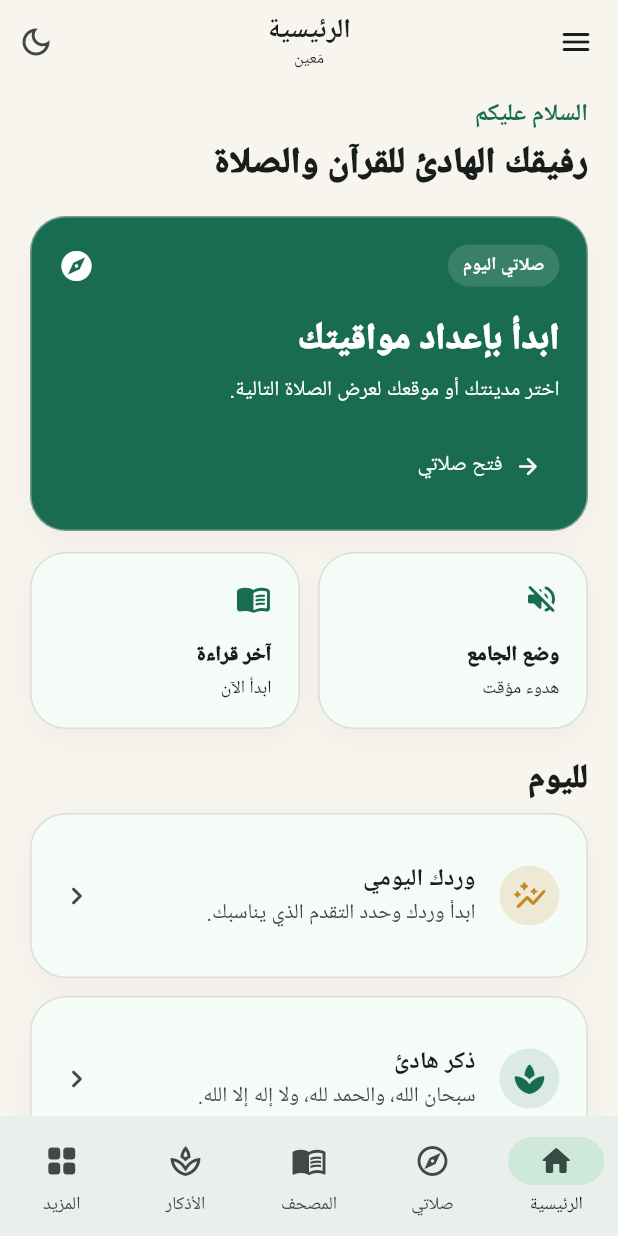
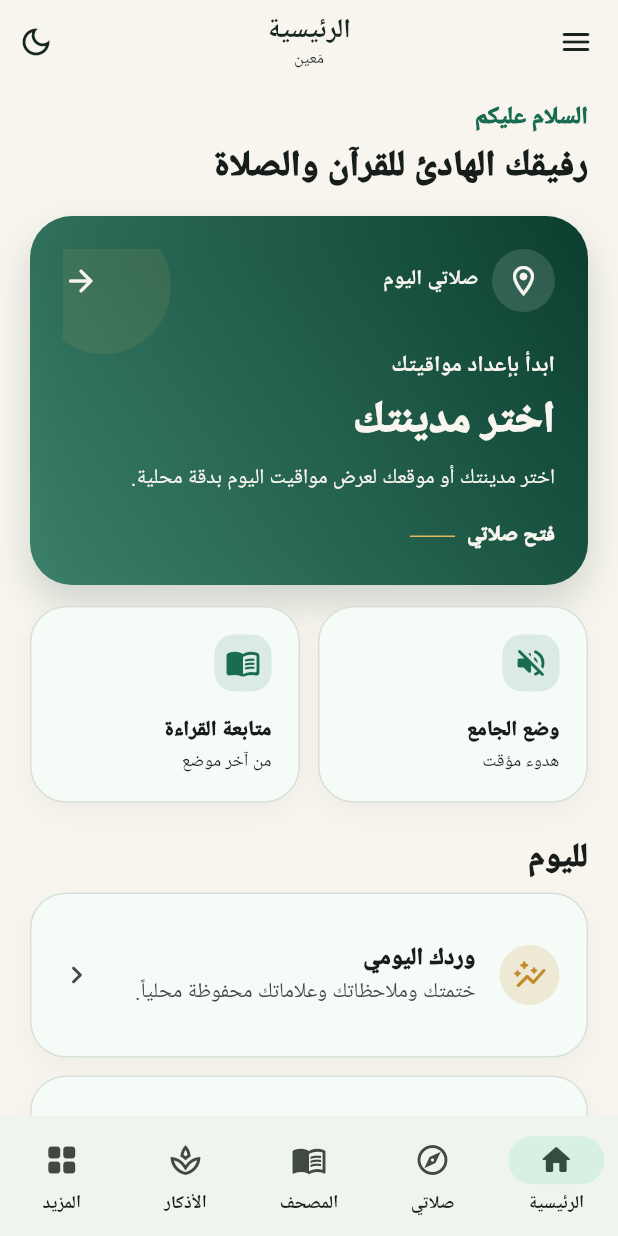
Before and after one commit to devmhsapps/noor-quran-masjid-mode, a Flutter app: the screen it shows after launch, on a phone screen of 412 x 824 dp. Run offline on Flutter 3.47's test engine with Material 3 defaults, Android fonts, the phone set to English and light mode, and no system bars; our stand-ins replace adhan, hijri, permission_handler, shared_preferences; Roboto replaces fonts that are missing (sans).

Commit message:
feat: rebuild Mueen home experience

```diff
--- a/lib/main.dart
+++ b/lib/main.dart
@@ -42,12 +42,16 @@ class _MueenAppState extends State<MueenApp> {
         fontFamily: 'sans',
         colorScheme: ColorScheme.fromSeed(seedColor: seed, brightness: Brightness.light),
         scaffoldBackgroundColor: const Color(0xFFF8F5EE),
+        appBarTheme: const AppBarTheme(backgroundColor: Color(0xFFF8F5EE), foregroundColor: Color(0xFF17251F), elevation: 0, surfaceTintColor: Colors.transparent),
+        navigationBarTheme: NavigationBarThemeData(backgroundColor: const Color(0xFFF0F4EF), indicatorColor: const Color(0xFFD6F0E2), labelTextStyle: WidgetStateProperty.all(const TextStyle(fontWeight: FontWeight.w800, fontSize: 12))),
       ),
       darkTheme: ThemeData(
         useMaterial3: true,
         fontFamily: 'sans',
         colorScheme: ColorScheme.fromSeed(seedColor: const Color(0xFF76C79F), brightness: Brightness.dark),
         scaffoldBackgroundColor: const Color(0xFF0B1713),
+        appBarTheme: const AppBarTheme(backgroundColor: Color(0xFF0B1713), foregroundColor: Color(0xFFF2F4EE), elevation: 0, surfaceTintColor: Colors.transparent),
+        navigationBarTheme: NavigationBarThemeData(backgroundColor: const Color(0xFF10221B), indicatorColor: const Color(0xFF1D513C), labelTextStyle: WidgetStateProperty.all(const TextStyle(fontWeight: FontWeight.w800, fontSize: 12))),
       ),
       home: Directionality(
         textDirection: TextDirection.rtl,
@@ -665,54 +669,95 @@ class _HomeTab extends StatelessWidget {
   @override
   Widget build(BuildContext context) {
     final theme = Theme.of(context);
+    final schedule = PrayerCalculator.forCity(city);
     return ListView(
-      padding: const EdgeInsets.fromLTRB(20, 8, 20, 24),
+      padding: const EdgeInsets.fromLTRB(20, 10, 20, 28),
       children: [
-        Text('السلام عليكم', style: theme.textTheme.titleMedium?.copyWith(color: theme.colorScheme.primary, fontWeight: FontWeight.w800)),
-        const SizedBox(height: 4),
-        Text('رفيقك الهادئ للقرآن والصلاة', style: theme.textTheme.headlineSmall?.copyWith(fontWeight: FontWeight.w900)),
+        Text('السلام عليكم', style: theme.textTheme.titleMedium?.copyWith(color: theme.colorScheme.primary, fontWeight: FontWeight.w900)),
+        const SizedBox(height: 5),
+        Text('رفيقك الهادئ للقرآن والصلاة', style: theme.textTheme.headlineSmall?.copyWith(fontWeight: FontWeight.w900, height: 1.22)),
         const SizedBox(height: 18),
-        _MueenCard(
-          color: theme.colorScheme.primary,
-          foreground: theme.colorScheme.onPrimary,
-          child: Column(crossAxisAlignment: CrossAxisAlignment.start, children: [
-            Row(mainAxisAlignment: MainAxisAlignment.spaceBetween, children: [
-              _ChipLabel(label: 'صلاتي اليوم'),
-              Icon(Icons.explore_rounded, color: theme.colorScheme.onPrimary),
-            ]),
-            const SizedBox(height: 18),
-            const Text('ابدأ بإعداد مواقيتك', style: TextStyle(fontSize: 24, fontWeight: FontWeight.w900)),
-            const SizedBox(height: 6),
-            Text(city == 'اختر المدينة' ? 'اختر مدينتك أو موقعك لعرض الصلاة التالية.' : 'المدينة المختارة: $city'),
-            const SizedBox(height: 16),
-            TextButton.icon(onPressed: onOpenPrayer, icon: const Icon(Icons.arrow_back_rounded), label: const Text('فتح صلاتي'), style: TextButton.styleFrom(foregroundColor: theme.colorScheme.onPrimary)),
-          ]),
-        ),
+        _PrayerHeroCard(schedule: schedule, city: city, onOpenPrayer: onOpenPrayer),
         const SizedBox(height: 14),
         Row(children: [
           Expanded(child: _ActionTile(icon: Icons.volume_off_rounded, title: 'وضع الجامع', subtitle: 'هدوء مؤقت', onTap: onOpenMasjid)),
           const SizedBox(width: 12),
-          Expanded(child: _ActionTile(icon: Icons.menu_book_rounded, title: 'آخر قراءة', subtitle: 'ابدأ الآن', onTap: onOpenQuran)),
+          Expanded(child: _ActionTile(icon: Icons.menu_book_rounded, title: 'متابعة القراءة', subtitle: 'من آخر موضع', onTap: onOpenQuran)),
         ]),
-        const SizedBox(height: 18),
+        const SizedBox(height: 22),
         Text('لليوم', style: theme.textTheme.titleLarge?.copyWith(fontWeight: FontWeight.w900)),
         const SizedBox(height: 10),
         _MueenCard(child: ListTile(
           contentPadding: EdgeInsets.zero,
           leading: CircleAvatar(backgroundColor: const Color(0xFFC58A28).withValues(alpha: .16), child: const Icon(Icons.auto_graph_rounded, color: Color(0xFFC58A28))),
-          title: const Text('وردك اليومي', style: TextStyle(fontWeight: FontWeight.w800)),
-          subtitle: const Text('ابدأ وردك وحدد التقدم الذي يناسبك.'),
+          title: const Text('وردك اليومي', style: TextStyle(fontWeight: FontWeight.w900)),
+          subtitle: const Text('ختمتك وملاحظاتك وعلاماتك محفوظة محلياً.'),
           trailing: const Icon(Icons.chevron_left_rounded),
+          onTap: onOpenQuran,
         )),
         const SizedBox(height: 12),
         _MueenCard(child: ListTile(
           contentPadding: EdgeInsets.zero,
-          leading: CircleAvatar(backgroundColor: theme.colorScheme.primary.withValues(alpha: .12), child: Icon(Icons.spa_rounded, color: theme.colorScheme.primary)),
-          title: const Text('ذكر هادئ', style: TextStyle(fontWeight: FontWeight.w800)),
-          subtitle: const Text('سبحان الله، والحمد لله، ولا إله إلا الله.'),
+          leading: CircleAvatar(backgroundColor: theme.colorScheme.primary.withValues(alpha: .12), child: Icon(Icons.nights_stay_outlined, color: theme.colorScheme.primary)),
+          title: const Text('ليلتي وصيامي', style: TextStyle(fontWeight: FontWeight.w900)),
+          subtitle: const Text('السحور والإفطار وأوقات الليل بحسب مدينتك.'),
           trailing: const Icon(Icons.chevron_left_rounded),
+          onTap: onOpenPrayer,
         )),
       ],
+    );
+  }
+}
+
+class _PrayerHeroCard extends StatelessWidget {
+  const _PrayerHeroCard({required this.schedule, required this.city, required this.onOpenPrayer});
+
+  final PrayerSchedule? schedule;
+  final String city;
+  final VoidCallback onOpenPrayer;
+
+  @override
+  Widget build(BuildContext context) {
+    final theme = Theme.of(context);
+    final now = DateTime.now();
+    final ready = schedule != null;
+    return InkWell(
+      onTap: onOpenPrayer,
+      borderRadius: BorderRadius.circular(28),
+      child: Container(
+        padding: const EdgeInsets.all(22),
+        decoration: BoxDecoration(
+          gradient: LinearGradient(begin: Alignment.topRight, end: Alignment.bottomLeft, colors: [const Color(0xFF0B3D2E), theme.colorScheme.primary.withValues(alpha: .82)]),
+          borderRadius: BorderRadius.circular(28),
+          boxShadow: [BoxShadow(color: const Color(0xFF0B3D2E).withValues(alpha: .18), blurRadius: 22, offset: const Offset(0, 12))],
+        ),
+        child: Stack(children: [
+          Positioned(left: -18, top: -20, child: Container(width: 90, height: 90, decoration: BoxDecoration(shape: BoxShape.circle, color: const Color(0xFFE4B85F).withValues(alpha: .10)))),
+          Column(crossAxisAlignment: CrossAxisAlignment.start, children: [
+            Row(children: [
+              Container(padding: const EdgeInsets.all(9), decoration: const BoxDecoration(color: Color(0x22FFFFFF), shape: BoxShape.circle), child: Icon(ready ? Icons.schedule_rounded : Icons.location_on_outlined, color: const Color(0xFFF8F5EE))),
+              const SizedBox(width: 9),
+              Expanded(child: Text(ready ? city : 'صلاتي اليوم', style: const TextStyle(color: Color(0xFFF8F5EE), fontWeight: FontWeight.w800))),
+              const Icon(Icons.arrow_back_rounded, color: Color(0xFFF8F5EE)),
+            ]),
+            const SizedBox(height: 24),
+            Text(ready ? 'الصلاة التالية' : 'ابدأ بإعداد مواقيتك', style: const TextStyle(color: Color(0xFFF8F5EE), fontSize: 15, fontWeight: FontWeight.w700)),
+            const SizedBox(height: 5),
+            Text(ready ? schedule!.next.label : 'اختر مدينتك', style: const TextStyle(color: Color(0xFFF8F5EE), fontSize: 29, fontWeight: FontWeight.w900)),
+            const SizedBox(height: 6),
+            Text(
+              ready ? '${PrayerCalculator.formatTime(schedule!.next.time)} • ${PrayerCalculator.remainingLabel(now, schedule!.next.time)}' : 'اختر مدينتك أو موقعك لعرض مواقيت اليوم بدقة محلية.',
+              style: const TextStyle(color: Color(0xFFF8F5EE), height: 1.45),
+            ),
+            const SizedBox(height: 18),
+            Row(children: [
+              const Text('فتح صلاتي', style: TextStyle(color: Color(0xFFF8F5EE), fontWeight: FontWeight.w900)),
+              const SizedBox(width: 8),
+              Container(width: 30, height: 1, color: const Color(0xFFE4B85F)),
+            ]),
+          ]),
+        ]),
+      ),
     );
   }
 }
@@ -1133,14 +1178,14 @@ class _ActionTile extends StatelessWidget {
   Widget build(BuildContext context) => Material(
     color: Colors.transparent,
     child: InkWell(
-      borderRadius: BorderRadius.circular(24),
+      borderRadius: BorderRadius.circular(22),
       onTap: onTap,
       child: _MueenCard(child: Column(crossAxisAlignment: CrossAxisAlignment.start, children: [
-        Icon(icon, color: Theme.of(context).colorScheme.primary),
-        const SizedBox(height: 16),
-        Text(title, style: const TextStyle(fontWeight: FontWeight.w900)),
-        const SizedBox(height: 2),
-        Text(subtitle, style: Theme.of(context).textTheme.bodySmall),
+        Container(width: 38, height: 38, decoration: BoxDecoration(color: Theme.of(context).colorScheme.primary.withValues(alpha: .12), borderRadius: BorderRadius.circular(13)), child: Icon(icon, color: Theme.of(context).colorScheme.primary)),
+        const SizedBox(height: 18),
+        Text(title, style: const TextStyle(fontWeight: FontWeight.w900, height: 1.15)),
+        const SizedBox(height: 4),
+        Text(subtitle, style: Theme.of(context).textTheme.bodySmall?.copyWith(height: 1.25)),
       ])),
     ),
   );
--- a/pubspec.yaml
+++ b/pubspec.yaml
@@ -1,7 +1,7 @@
 name: noor_quran_masjid_mode
 description: Mueen — Arabic Quran and prayer companion for Android.
 publish_to: "none"
-version: 1.1.6+14
+version: 1.2.0+15
 
 environment:
   sdk: ">=3.3.0 <4.0.0"
```
Also changed, not shown: 2 other files.
